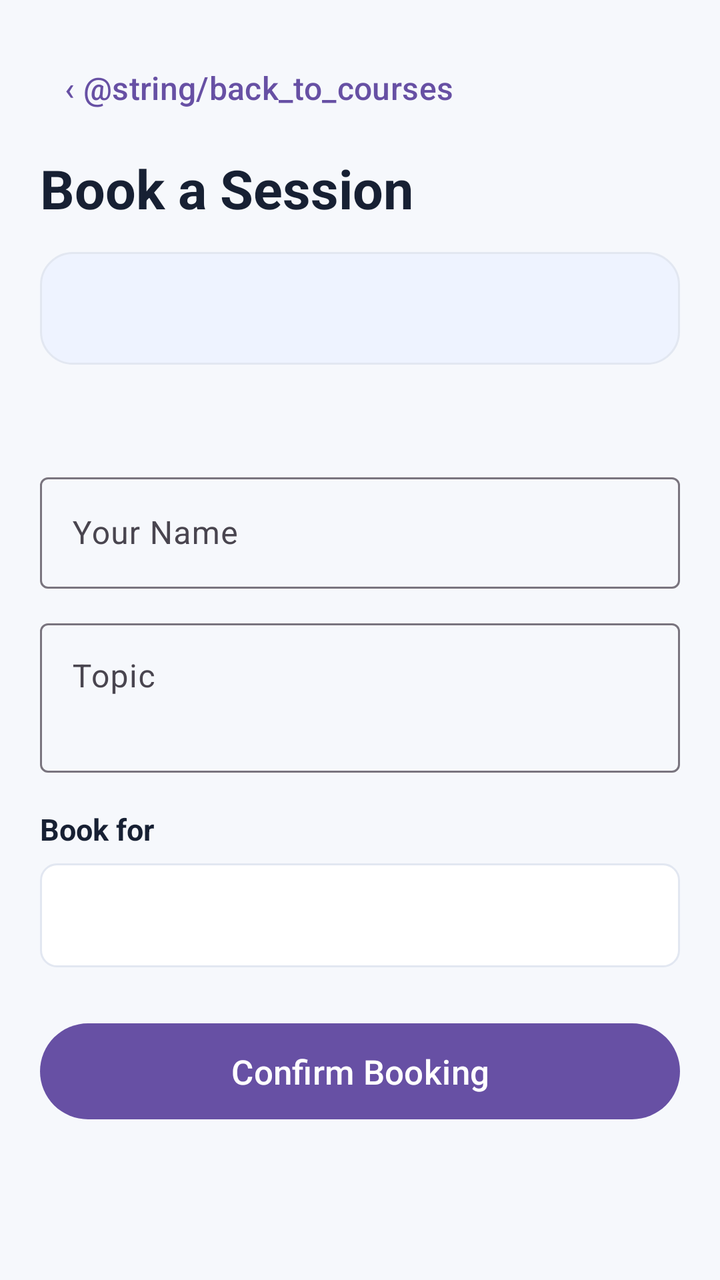
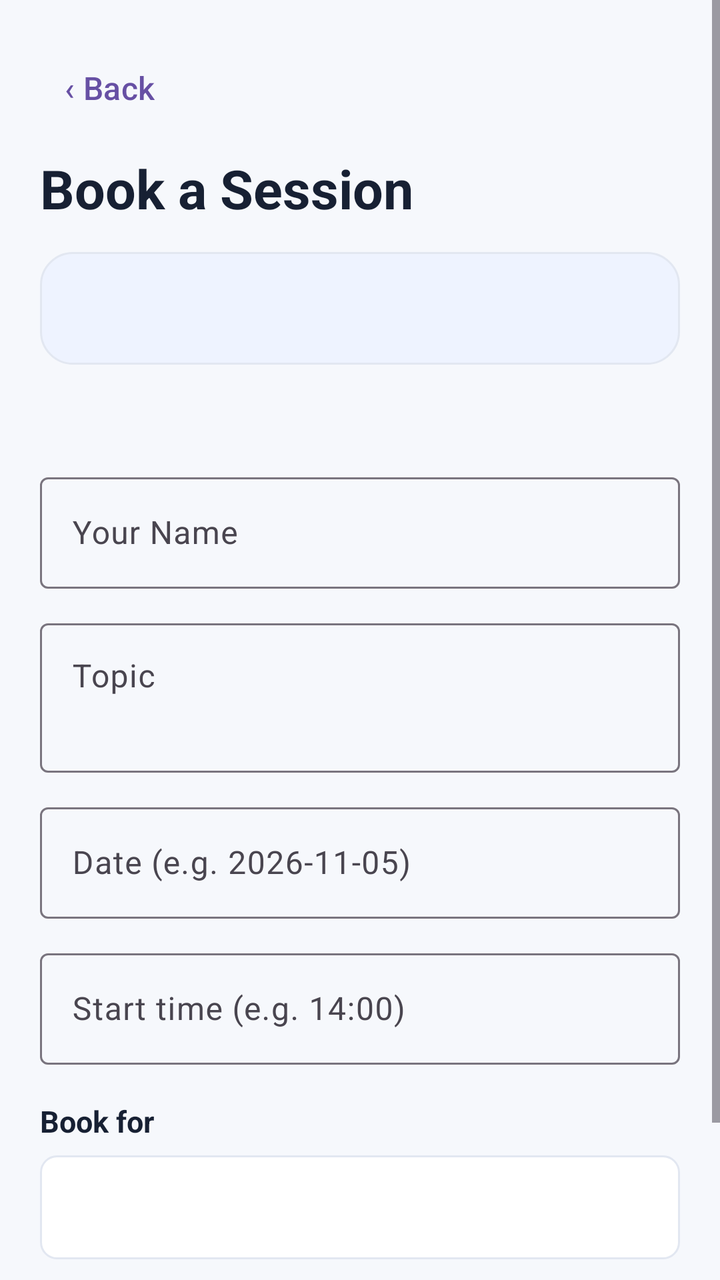

An Android layout rendered at two revisions. The XML below is the earlier revision; the diff shows what the commit changed to produce the second picture.
<!-- AndroidManifest.xml: application theme Theme.CampusEquipmentRentalApp -->
<!-- res/layout/fragment_booking.xml -->
<?xml version="1.0" encoding="utf-8"?>
<ScrollView
    xmlns:android="http://schemas.android.com/apk/res/android"
    xmlns:app="http://schemas.android.com/apk/res-auto"
    android:layout_width="match_parent"
    android:layout_height="match_parent"
    android:background="@color/screen_background"
    android:fillViewport="true">

    <LinearLayout
        android:layout_width="match_parent"
        android:layout_height="wrap_content"
        android:orientation="vertical"
        android:padding="20dp">

        <com.google.android.material.button.MaterialButton
            android:id="@+id/btn_back_tutors"
            style="@style/Widget.Material3.Button.TextButton"
            android:layout_width="wrap_content"
            android:layout_height="48dp"
            android:minWidth="0dp"
            android:text="‹ @string/back_to_courses"
            android:textSize="16sp" />

        <TextView
            android:layout_width="match_parent"
            android:layout_height="wrap_content"
            android:layout_marginTop="8dp"
            android:text="@string/booking_title"
            android:textColor="@color/text_primary"
            android:textSize="27sp"
            android:textStyle="bold" />

        <TextView
            android:id="@+id/tv_selected_tutor"
            android:layout_width="match_parent"
            android:layout_height="wrap_content"
            android:layout_marginTop="14dp"
            android:background="@drawable/bg_info_panel"
            android:padding="16dp"
            android:textColor="@color/text_primary"
            android:textSize="18sp"
            android:textStyle="bold" />

        <TextView
            android:id="@+id/tv_booking_rule"
            android:layout_width="match_parent"
            android:layout_height="wrap_content"
            android:layout_marginTop="10dp"
            android:textColor="@color/text_secondary"
            android:textSize="14sp" />

        <com.google.android.material.textfield.TextInputLayout
            android:layout_width="match_parent"
            android:layout_height="wrap_content"
            android:layout_marginTop="22dp"
            android:hint="@string/applicant_name">
            <com.google.android.material.textfield.TextInputEditText
                android:id="@+id/et_applicant_name"
                android:layout_width="match_parent"
                android:layout_height="wrap_content"
                android:inputType="textPersonName"
                android:maxLines="1" />
        </com.google.android.material.textfield.TextInputLayout>

        <com.google.android.material.textfield.TextInputLayout
            android:layout_width="match_parent"
            android:layout_height="wrap_content"
            android:layout_marginTop="12dp"
            android:hint="@string/topic">
            <com.google.android.material.textfield.TextInputEditText
                android:id="@+id/et_topic"
                android:layout_width="match_parent"
                android:layout_height="wrap_content"
                android:gravity="top"
                android:inputType="textMultiLine"
                android:maxLines="3"
                android:minLines="2" />
        </com.google.android.material.textfield.TextInputLayout>

        <TextView
            android:layout_width="match_parent"
            android:layout_height="wrap_content"
            android:layout_marginTop="18dp"
            android:text="@string/booking_period"
            android:textColor="@color/text_primary"
            android:textSize="15sp"
            android:textStyle="bold" />

        <Spinner
            android:id="@+id/spinner_days"
            android:layout_width="match_parent"
            android:layout_height="52dp"
            android:layout_marginTop="7dp"
            android:background="@drawable/bg_spinner"
            android:paddingStart="14dp"
            android:paddingEnd="14dp" />

        <com.google.android.material.button.MaterialButton
            android:id="@+id/btn_submit_booking"
            android:layout_width="match_parent"
            android:layout_height="56dp"
            android:layout_marginTop="24dp"
            android:text="@string/submit_booking"
            android:textSize="17sp" />

    </LinearLayout>
</ScrollView>
<!-- resources referenced by this layout -->
<resources>
  <color name="screen_background">#F6F8FC</color>
  <color name="text_primary">#172033</color>
  <color name="text_secondary">#647089</color>
  <!-- drawable bg_info_panel (drawable) -->
  <?xml version="1.0" encoding="utf-8"?>
  <shape xmlns:android="http://schemas.android.com/apk/res/android"
      android:shape="rectangle">
      <solid android:color="@color/info_background" />
      <stroke
          android:width="1dp"
          android:color="@color/card_stroke" />
      <corners android:radius="16dp" />
  </shape>
  <!-- drawable bg_spinner (drawable) -->
  <?xml version="1.0" encoding="utf-8"?>
  <shape xmlns:android="http://schemas.android.com/apk/res/android"
      android:shape="rectangle">
      <solid android:color="@color/card_background" />
      <stroke
          android:width="1dp"
          android:color="@color/card_stroke" />
      <corners android:radius="8dp" />
  </shape>
  <string name="applicant_name">Your Name</string>
  <string name="back_to_courses">Back to Courses</string>
  <string name="booking_period">Book for</string>
  <string name="booking_title">Book a Session</string>
  <string name="submit_booking">Confirm Booking</string>
  <string name="topic">Topic</string>
  <style name="Theme.CampusEquipmentRentalApp" parent="Base.Theme.CampusEquipmentRentalApp" />
  <color name="info_background">#EEF3FF</color>
  <color name="card_stroke">#E2E7F1</color>
  <color name="card_background">#FFFFFF</color>
  <style name="Base.Theme.CampusEquipmentRentalApp" parent="Theme.Material3.DayNight.NoActionBar">
          
          
      </style>
</resources>

<!-- the commit's change to res/layout/fragment_booking.xml (unified diff, before → after) -->
@@ -19,7 +19,7 @@
             android:layout_width="wrap_content"
             android:layout_height="48dp"
             android:minWidth="0dp"
-            android:text="‹ @string/back_to_courses"
+            android:text="‹ Back"
             android:textSize="16sp" />
 
         <TextView
@@ -78,6 +78,32 @@
                 android:minLines="2" />
         </com.google.android.material.textfield.TextInputLayout>
 
+        <com.google.android.material.textfield.TextInputLayout
+            android:layout_width="match_parent"
+            android:layout_height="wrap_content"
+            android:layout_marginTop="12dp"
+            android:hint="@string/booking_date">
+            <com.google.android.material.textfield.TextInputEditText
+                android:id="@+id/et_booking_date"
+                android:layout_width="match_parent"
+                android:layout_height="wrap_content"
+                android:inputType="date"
+                android:maxLines="1" />
+        </com.google.android.material.textfield.TextInputLayout>
+
+        <com.google.android.material.textfield.TextInputLayout
+            android:layout_width="match_parent"
+            android:layout_height="wrap_content"
+            android:layout_marginTop="12dp"
+            android:hint="@string/booking_time">
+            <com.google.android.material.textfield.TextInputEditText
+                android:id="@+id/et_booking_time"
+                android:layout_width="match_parent"
+                android:layout_height="wrap_content"
+                android:inputType="time"
+                android:maxLines="1" />
+        </com.google.android.material.textfield.TextInputLayout>
+
         <TextView
             android:layout_width="match_parent"
             android:layout_height="wrap_content"
<!-- resource entries referenced after the edit -->
@@ -24,8 +24,9 @@
       <corners android:radius="8dp" />
   </shape>
   <string name="applicant_name">Your Name</string>
-  <string name="back_to_courses">Back to Courses</string>
+  <string name="booking_date">Date (e.g. 2026-11-05)</string>
   <string name="booking_period">Book for</string>
+  <string name="booking_time">Start time (e.g. 14:00)</string>
   <string name="booking_title">Book a Session</string>
   <string name="submit_booking">Confirm Booking</string>
   <string name="topic">Topic</string>
